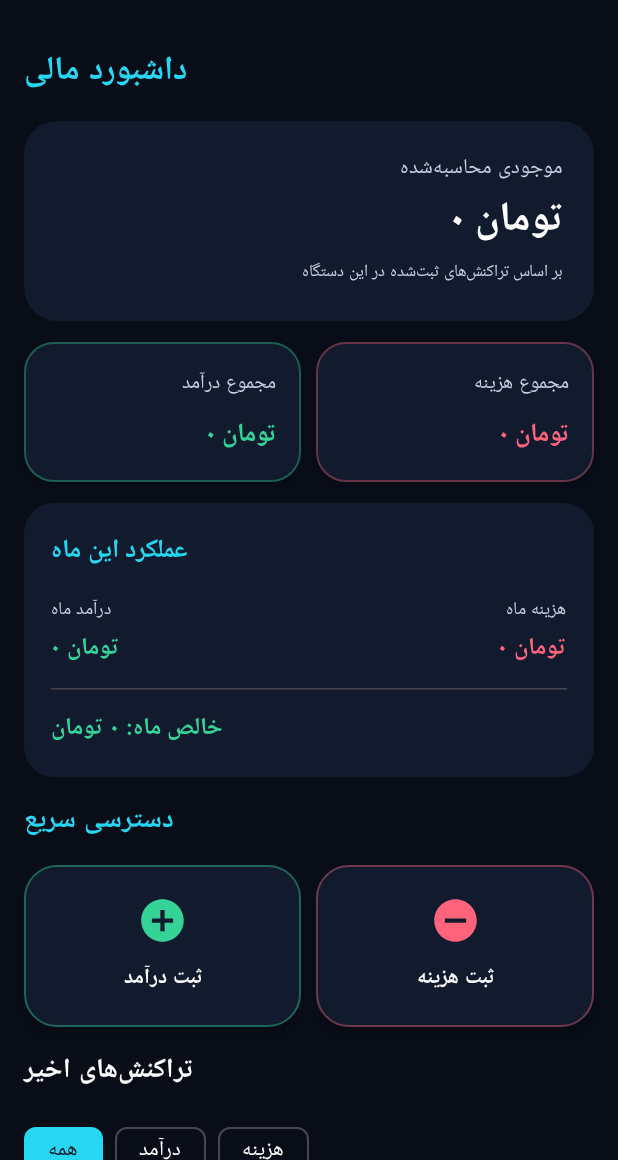
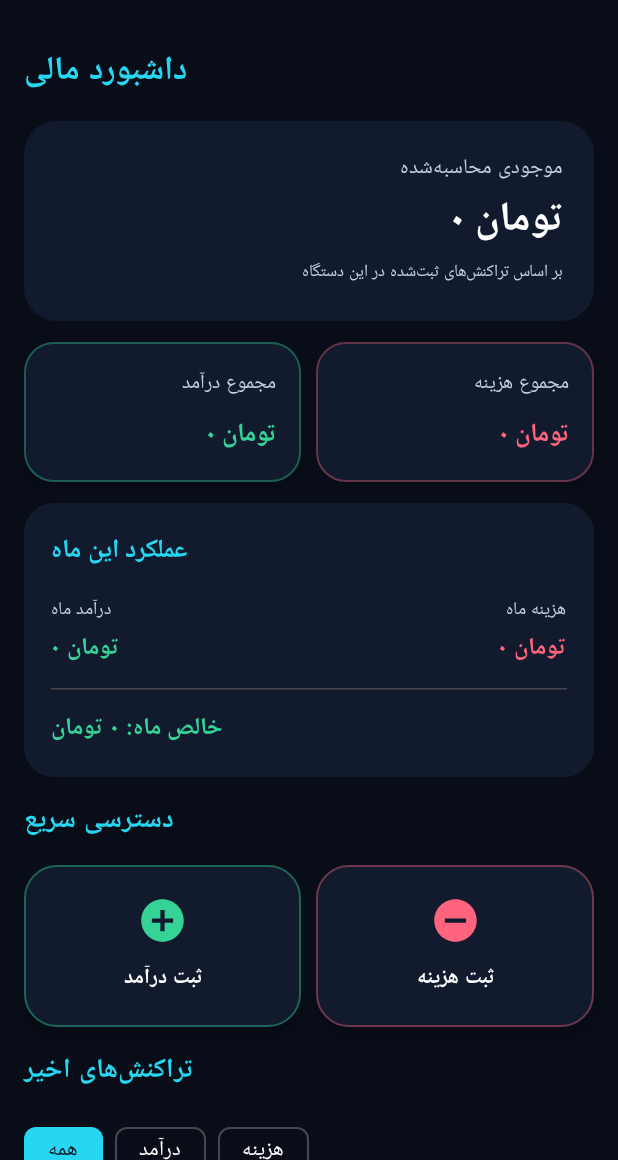
Before and after one commit to danielhajjafari-lab/Modiriat-Mali, an Android app built with Jetpack Compose: the screen it shows after launch (MainActivity), on a phone screen of 412 x 824 dp, the part 76-1236 px from its top. Run offline under Robolectric (Android 15) with nearby library versions, the phone set to English and light mode, and no system bars.

Commit message:
Update MainActivity.kt

```diff
--- a/app/src/main/java/ir/daniel/modiriatmali/MainActivity.kt
+++ b/app/src/main/java/ir/daniel/modiriatmali/MainActivity.kt
@@ -1039,7 +1039,7 @@ else
                         QuickAction("ثبت درآمد", Icons.Default.AddCircle, Green, Modifier.weight(1f)) { page = "ثبت درآمد" }
                         QuickAction("ثبت هزینه", Icons.Default.RemoveCircle, Red, Modifier.weight(1f)) { page = "ثبت هزینه" }
                     }
-                    Text("تراکنش‌های اخیر", color = Color.White, fontWeight = FontWeight.Bold, fontSize = 18.sp)
+                    Text("تراکنش‌های اخیر", color = MaterialTheme.colorScheme.primary, fontWeight = FontWeight.Bold, fontSize = 18.sp)
                     Row(
     horizontalArrangement = Arrangement.spacedBy(8.dp)
 ) {
```
